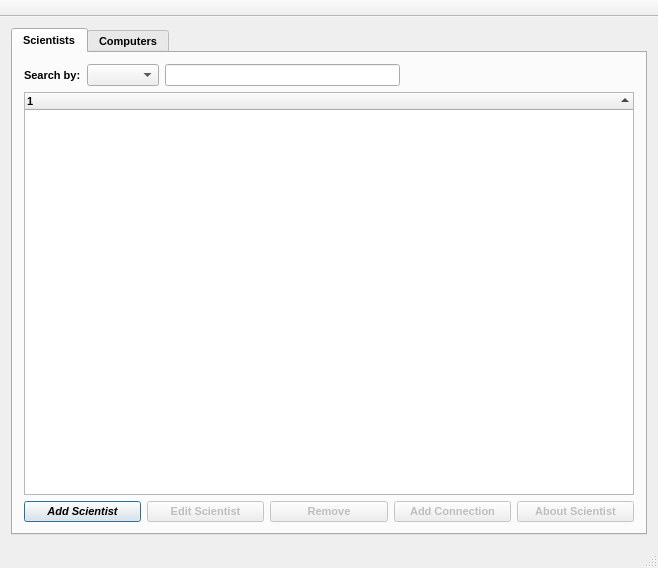
Qt form Vika3nytt/mainwindow.ui (sabbisun/Vika3nytt) before a commit.
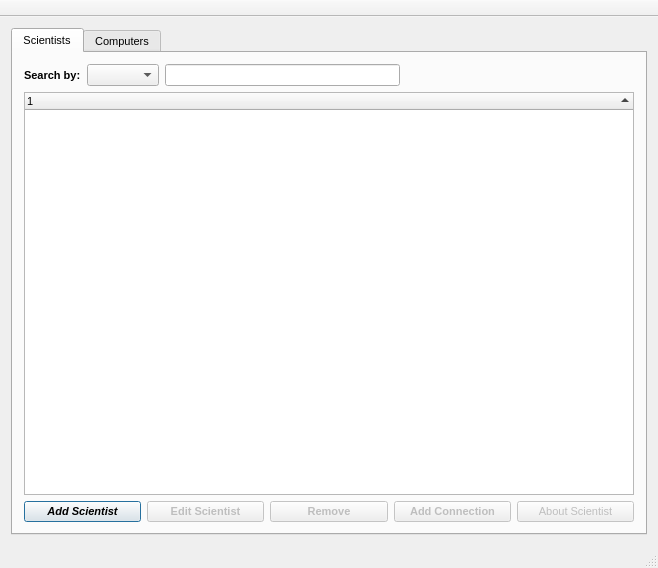
The same form after that commit.

```diff
--- a/Vika3nytt/mainwindow.ui
+++ b/Vika3nytt/mainwindow.ui
@@ -14,9 +14,9 @@
    <font>
     <family>Arial</family>
     <pointsize>8</pointsize>
-    <weight>75</weight>
+    <weight>50</weight>
     <italic>false</italic>
-    <bold>true</bold>
+    <bold>false</bold>
    </font>
   </property>
   <property name="windowTitle">
@@ -25,6 +25,9 @@
   <property name="autoFillBackground">
    <bool>false</bool>
   </property>
+  <property name="tabShape">
+   <enum>QTabWidget::Rounded</enum>
+  </property>
   <widget class="QWidget" name="centralWidget">
    <layout class="QHBoxLayout" name="horizontalLayout_5">
     <item>
@@ -204,14 +207,6 @@
               <property name="enabled">
                <bool>false</bool>
               </property>
-              <property name="font">
-               <font>
-                <italic>false</italic>
-                <underline>false</underline>
-                <strikeout>false</strikeout>
-                <kerning>true</kerning>
-               </font>
-              </property>
               <property name="text">
                <string>About Scientist</string>
               </property>
```
